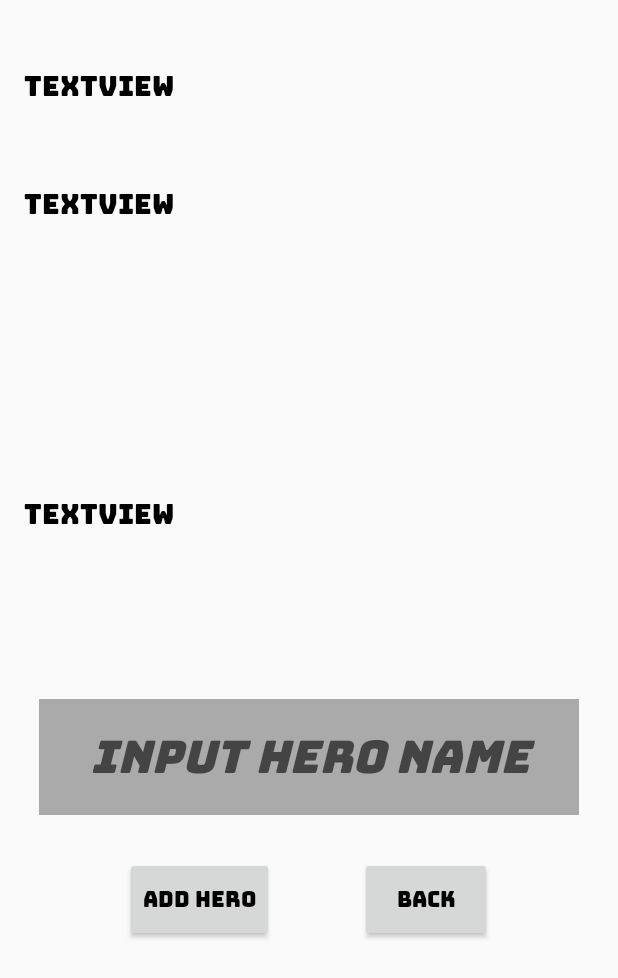
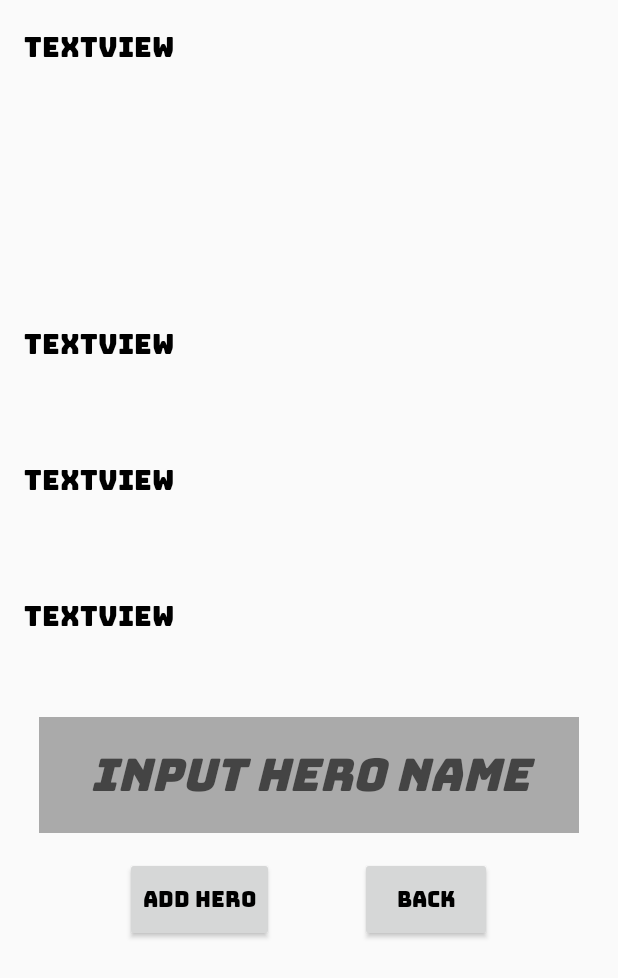
Before and after one commit to Mike-Heneghan/Castle_Quest_Android_App, an Android app: the HeroOptionDetailedActivity screen opened directly, with no data from a screen before it, on a phone screen of 412 x 824 dp, the part 258-1236 px from its top. Run offline under Robolectric (Android 15) with nearby library versions, the phone set to English and light mode, and no system bars; 5 statements that could not run were skipped.

Commit message:
Formatting on Hero Details Page.

```diff
--- a/android_project/app/src/main/java/com/example/mike/fantasygame/DragonCastle/Activities/HeroOptionDetailedActivity.java
+++ b/android_project/app/src/main/java/com/example/mike/fantasygame/DragonCastle/Activities/HeroOptionDetailedActivity.java
@@ -15,6 +15,7 @@ public class HeroOptionDetailedActivity extends AppCompatActivity {
 
     private ImageView detailedHeroOptionImageView;
     private TextView detailedHeroTypeTextView;
+    private TextView detailedHeroTypeDescritption;
     private TextView detailedHeroHpTextView;
     private TextView heroMove1TextViewId;
     private TextView heroMove2TextViewId;
@@ -37,5 +38,18 @@ public class HeroOptionDetailedActivity extends AppCompatActivity {
         this.detailedHeroTypeTextView = findViewById(R.id.detailedHeroTypeTextViewId);
         detailedHeroTypeTextView.setText(heroOption.getTypeName().toString());
 
+        this.detailedHeroTypeDescritption = findViewById(R.id.detailedHeroTypeDescriptionId);
+        detailedHeroTypeDescritption.setText(heroOption.getTypeDescription().toString());
+
+        this.detailedHeroHpTextView = findViewById(R.id.detailedHeroHpTextViewId);
+        detailedHeroHpTextView.setText(heroOption.getHealthPoints().toString());
+
+        this.heroMove1TextViewId = findViewById(R.id.heroMove1TextViewId);
+        heroMove1TextViewId.setText(heroOption.getMove1Description().toString());
+
+        this.heroMove2TextViewId = findViewById(R.id.heroMove2TextViewId);
+        heroMove2TextViewId.setText(heroOption.getMove2Description().toString());
+
+
     }
 }
--- a/android_project/app/src/main/res/layout/activity_hero_option_detailed.xml
+++ b/android_project/app/src/main/res/layout/activity_hero_option_detailed.xml
@@ -42,43 +42,35 @@
         android:id="@+id/heroMove1TextViewId"
         android:layout_width="wrap_content"
         android:layout_height="wrap_content"
-        android:layout_marginBottom="160dp"
-        android:layout_marginEnd="8dp"
-        android:layout_marginLeft="8dp"
-        android:layout_marginRight="8dp"
-        android:layout_marginStart="8dp"
+        android:layout_marginBottom="44dp"
+        android:layout_marginLeft="16dp"
+        android:layout_marginStart="16dp"
         android:fontFamily="@font/bungee"
         android:text="TextView"
         android:textColor="@android:color/black"
         android:textSize="18sp"
         app:layout_constraintBottom_toTopOf="@+id/heroMove2TextViewId"
-        app:layout_constraintEnd_toEndOf="parent"
-        app:layout_constraintHorizontal_bias="0.027"
         app:layout_constraintStart_toStartOf="parent" />
 
     <TextView
         android:id="@+id/heroMove2TextViewId"
         android:layout_width="wrap_content"
         android:layout_height="wrap_content"
-        android:layout_marginBottom="100dp"
-        android:layout_marginEnd="8dp"
-        android:layout_marginLeft="8dp"
-        android:layout_marginRight="8dp"
-        android:layout_marginStart="8dp"
+        android:layout_marginBottom="44dp"
+        android:layout_marginLeft="16dp"
+        android:layout_marginStart="16dp"
         android:fontFamily="@font/bungee"
         android:text="TextView"
         android:textColor="@android:color/black"
         android:textSize="18sp"
         app:layout_constraintBottom_toTopOf="@+id/heroNameEditTextViewId"
-        app:layout_constraintEnd_toEndOf="parent"
-        app:layout_constraintHorizontal_bias="0.027"
         app:layout_constraintStart_toStartOf="parent" />
 
     <EditText
         android:id="@+id/heroNameEditTextViewId"
         android:layout_width="wrap_content"
         android:layout_height="wrap_content"
-        android:layout_marginBottom="28dp"
+        android:layout_marginBottom="16dp"
         android:layout_marginEnd="8dp"
         android:layout_marginLeft="8dp"
         android:layout_marginRight="8dp"
@@ -134,20 +126,27 @@
         android:id="@+id/detailedHeroHpTextViewId"
         android:layout_width="wrap_content"
         android:layout_height="wrap_content"
-        android:layout_marginBottom="40dp"
-        android:layout_marginEnd="8dp"
-        android:layout_marginLeft="8dp"
-        android:layout_marginRight="8dp"
-        android:layout_marginStart="8dp"
-        android:layout_marginTop="42dp"
+        android:layout_marginLeft="16dp"
+        android:layout_marginStart="16dp"
+        android:layout_marginTop="8dp"
+        android:fontFamily="@font/bungee"
+        android:text="TextView"
+        android:textColor="@android:color/black"
+        android:textSize="18sp"
+        app:layout_constraintStart_toStartOf="parent"
+        app:layout_constraintTop_toBottomOf="@+id/detailedHeroOptionImageViewId" />
+
+    <TextView
+        android:id="@+id/detailedHeroTypeDescriptionId"
+        android:layout_width="wrap_content"
+        android:layout_height="wrap_content"
+        android:layout_marginBottom="44dp"
+        android:layout_marginLeft="16dp"
+        android:layout_marginStart="16dp"
         android:fontFamily="@font/bungee"
         android:text="TextView"
         android:textColor="@android:color/black"
         android:textSize="18sp"
         app:layout_constraintBottom_toTopOf="@+id/heroMove1TextViewId"
-        app:layout_constraintEnd_toEndOf="parent"
-        app:layout_constraintHorizontal_bias="0.027"
-        app:layout_constraintStart_toStartOf="parent"
-        app:layout_constraintTop_toBottomOf="@+id/detailedHeroTypeTextViewId"
-        app:layout_constraintVertical_bias="0.606" />
+        app:layout_constraintStart_toStartOf="parent" />
 </android.support.constraint.ConstraintLayout>
```
